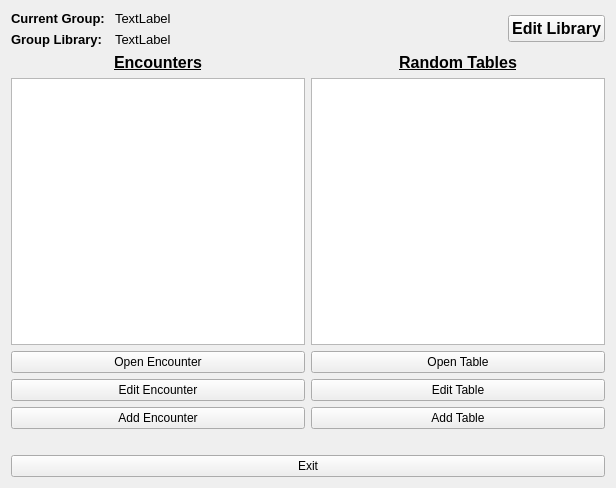
Before: the Qt Designer form activeGroup.ui in PhilCuster/Dungeon_Journal, drawn with Qt 5.
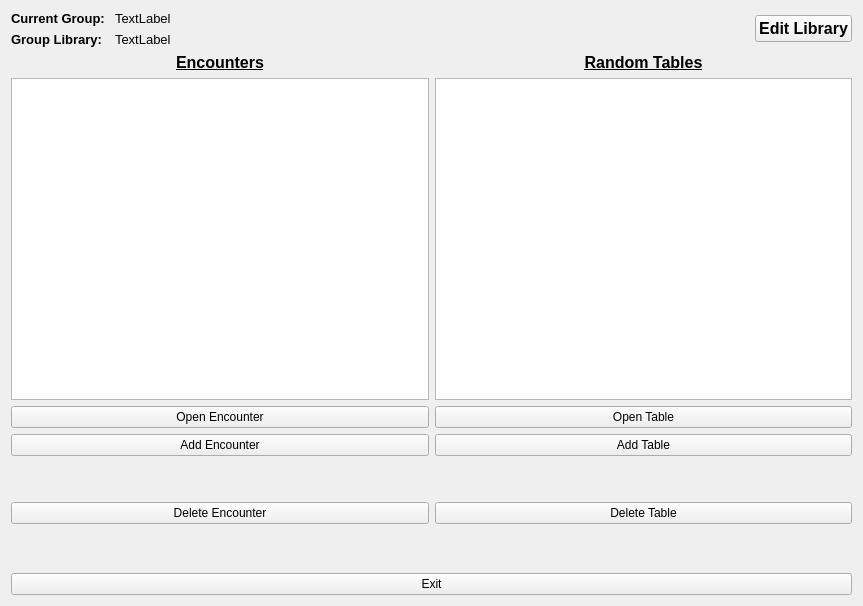
After: the same form once the commit is applied.

Commit message: Tables now work, can also delete tables and encounters, other small changes.

What changed in the file:
```diff
--- a/activeGroup.ui
+++ b/activeGroup.ui
@@ -6,8 +6,8 @@
    <rect>
     <x>0</x>
     <y>0</y>
-    <width>616</width>
-    <height>488</height>
+    <width>863</width>
+    <height>606</height>
    </rect>
   </property>
   <property name="windowTitle">
@@ -126,13 +126,6 @@
          </property>
         </widget>
        </item>
-       <item>
-        <widget class="QPushButton" name="editEncounterButton">
-         <property name="text">
-          <string>Edit Encounter</string>
-         </property>
-        </widget>
-       </item>
        <item>
         <widget class="QPushButton" name="addEncounterButton">
          <property name="text">
@@ -140,6 +133,29 @@
          </property>
         </widget>
        </item>
+       <item>
+        <spacer name="verticalSpacer_2">
+         <property name="orientation">
+          <enum>Qt::Vertical</enum>
+         </property>
+         <property name="sizeType">
+          <enum>QSizePolicy::Fixed</enum>
+         </property>
+         <property name="sizeHint" stdset="0">
+          <size>
+           <width>20</width>
+           <height>40</height>
+          </size>
+         </property>
+        </spacer>
+       </item>
+       <item>
+        <widget class="QPushButton" name="deleteEncounterButton">
+         <property name="text">
+          <string>Delete Encounter</string>
+         </property>
+        </widget>
+       </item>
       </layout>
      </item>
      <item>
@@ -172,13 +188,6 @@
          </property>
         </widget>
        </item>
-       <item>
-        <widget class="QPushButton" name="editTableButton">
-         <property name="text">
-          <string>Edit Table</string>
-         </property>
-        </widget>
-       </item>
        <item>
         <widget class="QPushButton" name="addTableButton">
          <property name="text">
@@ -186,6 +195,29 @@
          </property>
         </widget>
        </item>
+       <item>
+        <spacer name="verticalSpacer_3">
+         <property name="orientation">
+          <enum>Qt::Vertical</enum>
+         </property>
+         <property name="sizeType">
+          <enum>QSizePolicy::Fixed</enum>
+         </property>
+         <property name="sizeHint" stdset="0">
+          <size>
+           <width>20</width>
+           <height>40</height>
+          </size>
+         </property>
+        </spacer>
+       </item>
+       <item>
+        <widget class="QPushButton" name="deleteTableButton">
+         <property name="text">
+          <string>Delete Table</string>
+         </property>
+        </widget>
+       </item>
       </layout>
      </item>
     </layout>
@@ -196,12 +228,12 @@
       <enum>Qt::Vertical</enum>
      </property>
      <property name="sizeType">
-      <enum>QSizePolicy::Preferred</enum>
+      <enum>QSizePolicy::Fixed</enum>
      </property>
      <property name="sizeHint" stdset="0">
       <size>
        <width>20</width>
-       <height>20</height>
+       <height>43</height>
       </size>
      </property>
     </spacer>
```
The commit also changes 6 other files.
